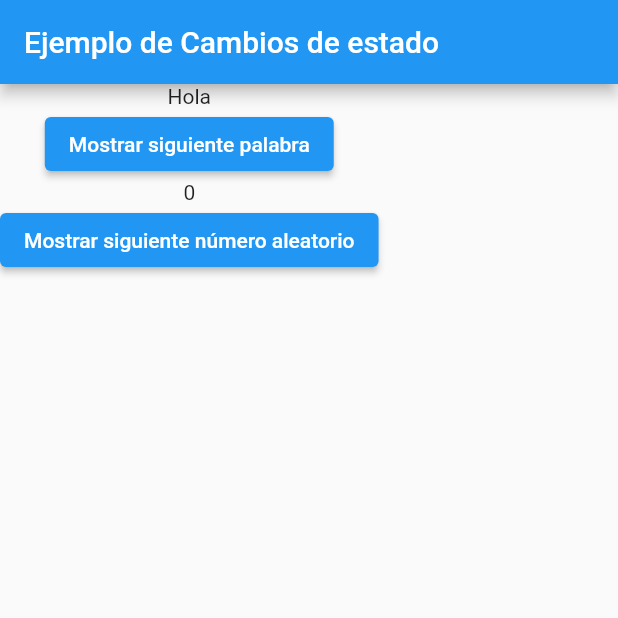
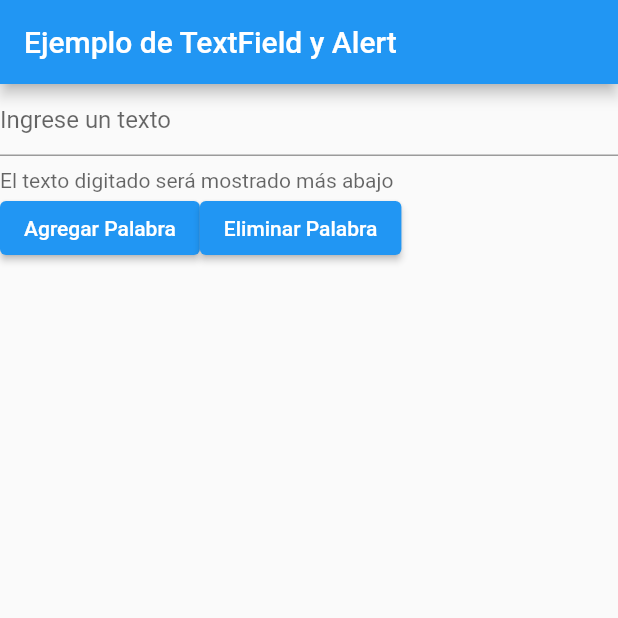
Before and after one commit to docnvelezv/widgetspersonalizados, a Flutter app: the screen it shows after launch, on a phone screen of 412 x 824 dp, the top half of it. Run offline on Flutter 3.47's test engine with Material 2 defaults, Android fonts, the phone set to English and light mode, and no system bars.

Commit message:
Se agregan textfields y alerts

```diff
--- /dev/null
+++ b/lib/ejemplotextfieldyalert/estructura.dart
@@ -0,0 +1,24 @@
+import 'package:flutter/material.dart';
+import 'package:appflutter/ejemplotextfieldyalert/textfield.dart';
+
+class VistaInputYAlert extends StatefulWidget {
+  @override
+  State<StatefulWidget> createState() {
+    return _VistaInputYAlert();
+  }
+}
+
+class _VistaInputYAlert extends State<VistaInputYAlert> {
+  @override
+  Widget build(BuildContext context) {
+    return Scaffold(
+        appBar: AppBar(
+          title: Text("Ejemplo de TextField y Alert"),
+        ),
+        body: Container(
+          child: Column(
+            children: [InputText()],
+          ),
+        ));
+  }
+}
--- /dev/null
+++ b/lib/ejemplotextfieldyalert/textfield.dart
@@ -0,0 +1,91 @@
+import 'package:flutter/material.dart';
+
+class InputText extends StatefulWidget {
+  @override
+  State<StatefulWidget> createState() {
+    return _InputText();
+  }
+}
+
+class _InputText extends State<InputText> {
+  List<Widget> valoresIngresados = [];
+
+  TextEditingController controladorInput = TextEditingController();
+
+  void eliminarPalabra() {
+    if (valoresIngresados.length > 2) {
+      setState(() {
+        valoresIngresados.removeLast();
+        Navigator.pop(context);
+      });
+    }
+  }
+
+  void mostrarAlert() {
+    AlertDialog dialog = AlertDialog(
+      content: Text("¿Está seguro que dese eliminar esa palabra?"),
+      actions: [
+        TextButton(
+            onPressed: () {
+              eliminarPalabra();
+            },
+            child: Text("Sí")),
+        TextButton(
+            onPressed: () {
+              Navigator.pop(context);
+            },
+            child: Text("No")),
+      ],
+    );
+
+    showDialog(
+        context: context,
+        builder: (BuildContext context) {
+          return dialog;
+        });
+  }
+
+  _InputText() {
+    valoresIngresados.add(TextField(
+      controller: controladorInput,
+      decoration: InputDecoration(
+        hintText: "Ingrese un texto",
+        helperText: "El texto digitado será mostrado más abajo",
+        helperStyle: TextStyle(fontSize: 14.0),
+      ),
+      /*
+      onSubmitted: (String value) {
+        agregarValorIngresado();
+      },*/
+    ));
+
+    valoresIngresados.add(Row(
+      children: [
+        ElevatedButton(
+            onPressed: () {
+              agregarValorIngresado();
+            },
+            child: Text("Agregar Palabra")),
+        ElevatedButton(
+            onPressed: () {
+              mostrarAlert();
+            },
+            child: Text("Eliminar Palabra"))
+      ],
+    ));
+  }
+
+  void agregarValorIngresado() {
+    String valorIngresado = controladorInput.text;
+    setState(() {
+      var textoIngresado = Text(valorIngresado);
+      valoresIngresados.add(textoIngresado);
+      controladorInput.text = "";
+    });
+  }
+
+  @override
+  Widget build(BuildContext context) {
+    return Column(children: valoresIngresados);
+  }
+}
--- a/lib/main.dart
+++ b/lib/main.dart
@@ -1,7 +1,6 @@
 import 'package:flutter/material.dart';
-import 'package:appflutter/recomendador/estructura.dart';
-import 'package:appflutter/ejemploboton/estructura.dart';
+import 'package:appflutter/ejemplotextfieldyalert/estructura.dart';
 
 void main() {
-  runApp(MaterialApp(home: VistaDinamica()));
+  runApp(MaterialApp(home: VistaInputYAlert()));
 }
```
